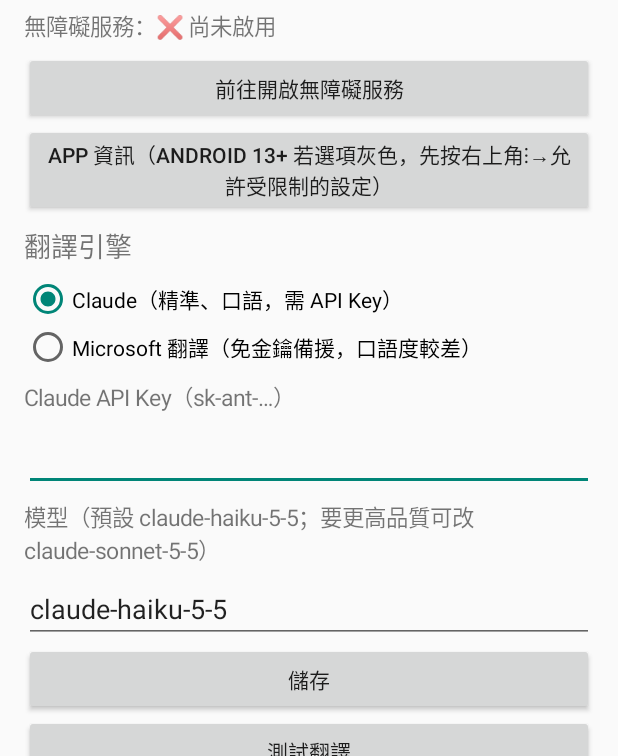
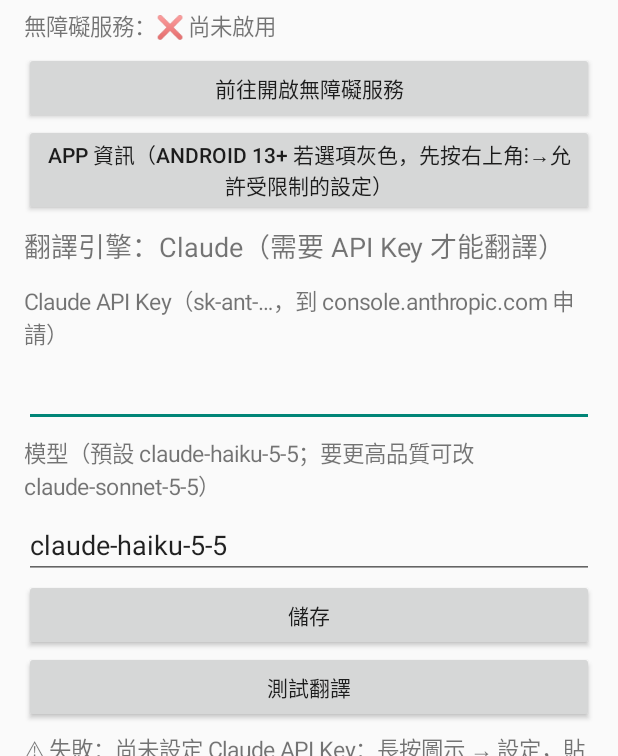
Before and after one commit to s124964743-glitch/translator, an Android app: the screen it shows after launch (SettingsActivity), after a tap on "測試翻譯", on a phone screen of 412 x 824 dp, the part 480-1236 px from its top. Run offline under Robolectric (Android 15) with nearby library versions, the phone set to English and light mode, and no system bars; 2 other taps on this screen came first.

Commit message:
移除失效的 Microsoft 備援；未設定 API Key 時點圖示直接開設定頁
Co-Authored-By: Claude Sonnet 5.5 <noreply@anthropic.com>
Claude-Session: https://claude.ai/code/session_01JHz7xpaZsWECvKQ4jqJufg

```diff
--- a/app/src/main/java/com/translator/screen/MainActivity.kt
+++ b/app/src/main/java/com/translator/screen/MainActivity.kt
@@ -9,7 +9,7 @@ class MainActivity : Activity() {
     override fun onCreate(savedInstanceState: Bundle?) {
         super.onCreate(savedInstanceState)
         val s = TranslatorService.instance
-        if (s != null) {
+        if (s != null && Prefs(this).apiKey.isNotBlank()) {
             s.activate()
         } else {
             startActivity(Intent(this, SettingsActivity::class.java))
--- a/app/src/main/java/com/translator/screen/SettingsActivity.kt
+++ b/app/src/main/java/com/translator/screen/SettingsActivity.kt
@@ -19,8 +19,6 @@ import android.widget.Toast
 class SettingsActivity : Activity() {
     private lateinit var prefs: Prefs
     private lateinit var tvStatus: TextView
-    private lateinit var rbClaude: RadioButton
-    private lateinit var rbMs: RadioButton
     private lateinit var etKey: EditText
     private lateinit var etModel: EditText
     private lateinit var tvTest: TextView
@@ -75,18 +73,9 @@ class SettingsActivity : Activity() {
             startActivity(i)
         })
 
-        col.addView(text("翻譯引擎", 18f))
-        val rg = RadioGroup(this)
-        rbClaude = RadioButton(this)
-        rbClaude.text = "Claude（精準、口語，需 API Key）"
-        rbMs = RadioButton(this)
-        rbMs.text = "Microsoft 翻譯（免金鑰備援，口語度較差）"
-        rg.addView(rbClaude)
-        rg.addView(rbMs)
-        col.addView(rg)
-        if (prefs.engine == "claude") rbClaude.isChecked = true else rbMs.isChecked = true
 
-        col.addView(text("Claude API Key（sk-ant-…）"))
+        col.addView(text("翻譯引擎：Claude（需要 API Key 才能翻譯）", 18f))
+        col.addView(text("Claude API Key（sk-ant-…，到 console.anthropic.com 申請）"))
         etKey = EditText(this)
         etKey.setText(prefs.apiKey)
         etKey.inputType = InputType.TYPE_CLASS_TEXT or InputType.TYPE_TEXT_VARIATION_PASSWORD
@@ -116,7 +105,6 @@ class SettingsActivity : Activity() {
     }
 
     private fun save() {
-        prefs.engine = if (rbClaude.isChecked) "claude" else "ms"
         prefs.apiKey = etKey.text.toString().trim()
         prefs.model = etModel.text.toString().trim().ifEmpty { Prefs.DEFAULT_MODEL }
     }
--- a/app/src/main/java/com/translator/screen/Translator.kt
+++ b/app/src/main/java/com/translator/screen/Translator.kt
@@ -99,68 +99,13 @@ class ClaudeEngine(private val apiKey: String, private val model: String) : Engi
     }
 }
 
-/** 備援：Microsoft 翻譯（免金鑰，口語度較差） */
-object MsEngine : Engine {
-    @Volatile private var token: String? = null
-    @Volatile private var tokenAt = 0L
-
-    private fun auth(force: Boolean): String {
-        val cur = token
-        if (!force && cur != null && System.currentTimeMillis() - tokenAt < 8 * 60 * 1000) return cur
-        val (c, t) = Http.request("https://edge.microsoft.com/translate/auth", "GET", mapOf("User-Agent" to "Mozilla/5.0"), null)
-        if (c !in 200..299 || t.isBlank()) throw IOException("Microsoft 授權失敗 $c")
-        token = t.trim()
-        tokenAt = System.currentTimeMillis()
-        return t.trim()
-    }
-
-    override fun translate(texts: List<String>, from: Lang, to: Lang): List<String> {
-        val arr = JSONArray()
-        for (t in texts) arr.put(JSONObject().put("Text", t))
-        val url = "https://api.cognitive.microsofttranslator.com/translate?api-version=3.0&from=${from.ms}&to=${to.ms}&textType=plain"
-        var attempt = 0
-        while (true) {
-            val (code, resp) = Http.request(
-                url, "POST",
-                mapOf("Authorization" to "Bearer " + auth(attempt > 0), "Content-Type" to "application/json"),
-                arr.toString()
-            )
-            if (code == 401 && attempt == 0) {
-                attempt++
-                continue
-            }
-            if (code !in 200..299) throw IOException("Microsoft HTTP $code")
-            val res = JSONArray(resp)
-            val out = ArrayList<String>()
-            for (i in 0 until res.length()) {
-                out.add(res.getJSONObject(i).getJSONArray("translations").getJSONObject(0).getString("text"))
-            }
-            if (out.size != texts.size) throw IOException("Microsoft 回應數量不符")
-            return out
-        }
-    }
-}
-
 class TranslationManager(private val prefs: Prefs) {
     @Volatile var lastNote: String? = null
 
     fun translate(texts: List<String>, from: Lang, to: Lang): List<String> {
-        if (prefs.engine == "claude") {
-            val key = prefs.apiKey.trim()
-            if (key.isEmpty()) {
-                lastNote = "未設定 Claude API Key，目前使用備援引擎（口語度較差）"
-            } else {
-                try {
-                    val r = ClaudeEngine(key, prefs.model.trim().ifEmpty { Prefs.DEFAULT_MODEL }).translate(texts, from, to)
-                    lastNote = null
-                    return r
-                } catch (e: Exception) {
-                    lastNote = "Claude 失敗（${e.message}），已改用備援引擎"
-                }
-            }
-        } else {
-            lastNote = null
-        }
-        return MsEngine.translate(texts, from, to)
+        val key = prefs.apiKey.trim()
+        if (key.isEmpty()) throw IOException("尚未設定 Claude API Key：長按圖示 → 設定，貼上 Key 後儲存")
+        lastNote = null
+        return ClaudeEngine(key, prefs.model.trim().ifEmpty { Prefs.DEFAULT_MODEL }).translate(texts, from, to)
     }
 }
```
